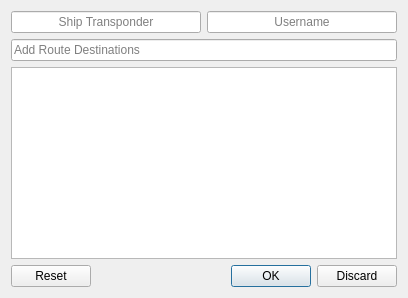
leothehero/Prun-Shipment-Manager, file ui/ShipDialog.ui: the form before one commit.
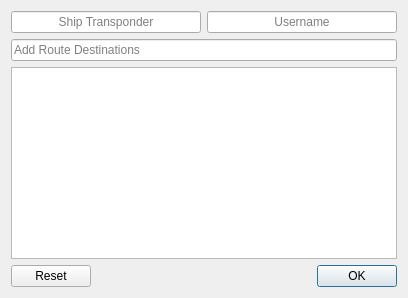
The form after the commit.

The edit to the form file:
```diff
--- a/ui/ShipDialog.ui
+++ b/ui/ShipDialog.ui
@@ -198,7 +198,7 @@
       <enum>Qt::Orientation::Horizontal</enum>
      </property>
      <property name="standardButtons">
-      <set>QDialogButtonBox::StandardButton::Discard|QDialogButtonBox::StandardButton::Ok|QDialogButtonBox::StandardButton::Reset</set>
+      <set>QDialogButtonBox::StandardButton::Ok|QDialogButtonBox::StandardButton::Reset</set>
      </property>
      <property name="centerButtons">
       <bool>false</bool>
```
Left out of the diff: 54 changed lines with no effect on the pictures.
